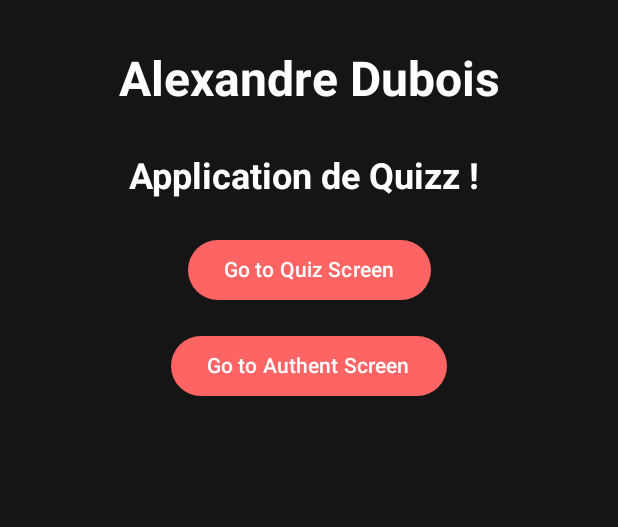
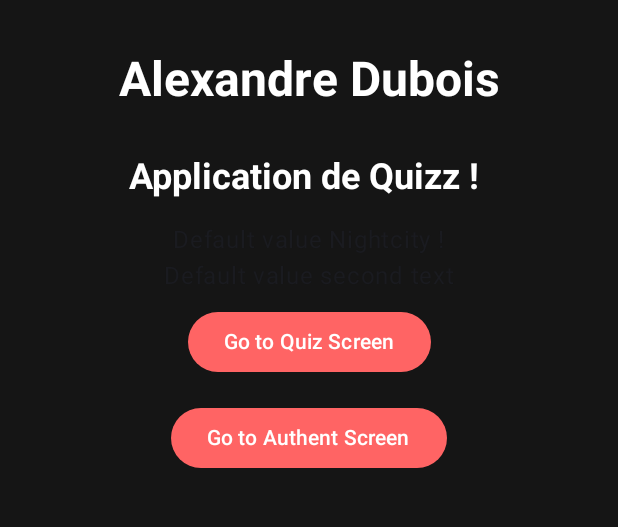
Before and after one commit to Alexandre121298/Quizo-KotlinProject, an Android app built with Jetpack Compose: the screen it shows after launch (MainActivity), on a phone screen of 412 x 824 dp, the part 69-596 px from its top. Run offline under Robolectric (Android 15) with nearby library versions, the phone set to English and light mode, and no system bars; our stand-ins replace Room's generated code.

Commit message:
Ajout des traductions

```diff
--- a/app/src/main/java/fr/upjv/quizo/ui/screen/MainScreen.kt
+++ b/app/src/main/java/fr/upjv/quizo/ui/screen/MainScreen.kt
@@ -10,10 +10,12 @@ import androidx.compose.runtime.Composable
 import androidx.compose.ui.Alignment
 import androidx.compose.ui.Modifier
 import androidx.compose.ui.graphics.Color
+import androidx.compose.ui.res.stringResource
 import androidx.compose.ui.text.TextStyle
 import androidx.compose.ui.text.font.FontWeight
 import androidx.compose.ui.unit.dp
 import androidx.compose.ui.unit.sp
+import fr.upjv.quizo.R
 import fr.upjv.quizo.ui.theme.Palered
 
 //Definit le menu principal
@@ -47,6 +49,9 @@ fun MainScreen(
             modifier = Modifier.padding(16.dp)
         )
 
+        Text( stringResource(id = R.string.Nightcity))
+        Text( stringResource(id = R.string.secondtext))
+
         Button(
             content = {
                 Text("Go to Quiz Screen")
--- a/app/src/main/res/values/strings.xml
+++ b/app/src/main/res/values/strings.xml
@@ -1,3 +1,5 @@
 <resources>
     <string name="app_name">Quizo</string>
+    <string name="Nightcity">Default value Nightcity !</string>
+    <string name="secondtext">Default value second text</string>
 </resources>
```
Also changed, not shown: app/src/main/java/fr/upjv/quizo/ui/screen/QuizoScreen.kt (+9 -0 lines), 2 other files.
